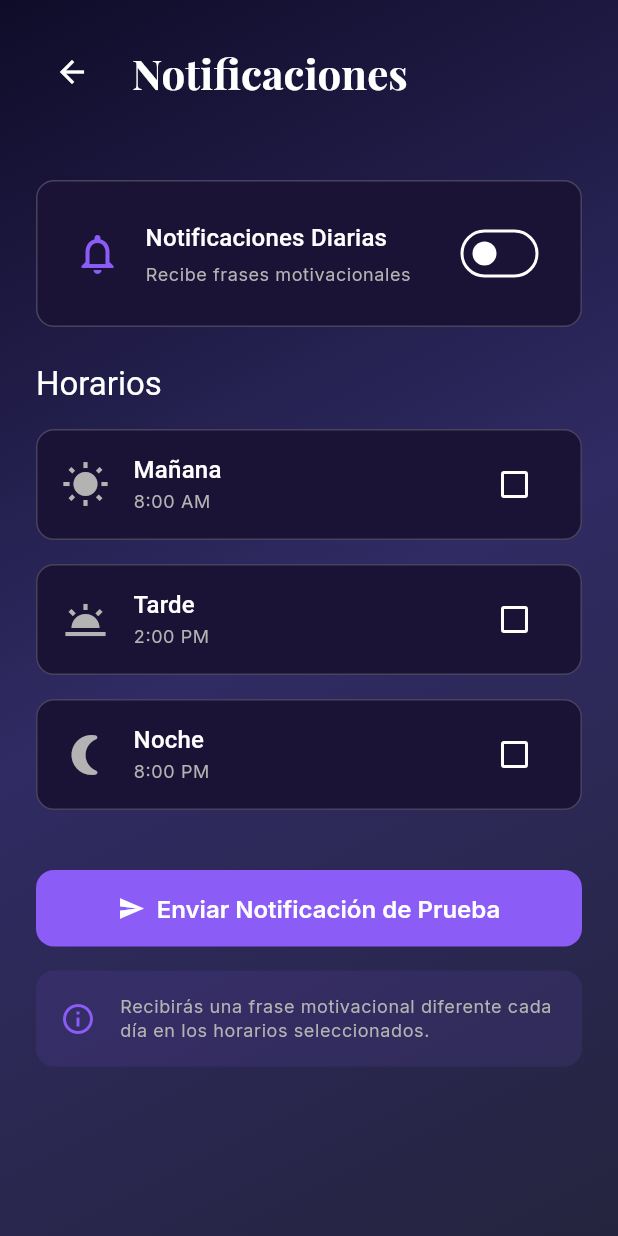
After one commit to Jesus-Jazisenot/motivation-pro, a Flutter app: the NotificationSettingsScreen screen opened directly, on a phone screen of 412 x 824 dp. The commit adds this screen. Run offline on Flutter 3.47's test engine with Material 3 defaults, Android fonts, the light colour scheme and no system bars; our stand-ins replace flutter_local_notifications, google_fonts, permission_handler, share_plus, shared_preferences, sqflite and 1 more; accounts and stored records are empty.

Commit message:
Add notification system with daily reminders

```diff
--- a/lib/main.dart
+++ b/lib/main.dart
@@ -4,9 +4,13 @@ import 'core/theme/app_theme.dart';
 import 'presentation/screens/splash_screen.dart';
 import 'data/database/database_helper.dart';
 import 'data/database/initial_quotes.dart';
+import 'core/services/notification_service.dart';
 
 void main() async {
   WidgetsFlutterBinding.ensureInitialized();
+
+  // Inicializar servicio de notificaciones
+  await NotificationService.instance.initialize();
 
   // Cargar frases iniciales en la base de datos
   await _loadInitialQuotes();
--- /dev/null
+++ b/lib/presentation/screens/notification_settings_screen.dart
@@ -0,0 +1,356 @@
+import 'package:flutter/material.dart';
+import '../../core/constants/app_colors.dart';
+import '../../core/constants/app_dimensions.dart';
+import '../../core/services/notification_service.dart';
+import 'package:shared_preferences/shared_preferences.dart';
+
+class NotificationSettingsScreen extends StatefulWidget {
+  const NotificationSettingsScreen({super.key});
+
+  @override
+  State<NotificationSettingsScreen> createState() =>
+      _NotificationSettingsScreenState();
+}
+
+class _NotificationSettingsScreenState
+    extends State<NotificationSettingsScreen> {
+  bool _notificationsEnabled = false;
+  List<String> _selectedTimes = [];
+  bool _isLoading = true;
+
+  @override
+  void initState() {
+    super.initState();
+    _loadSettings();
+  }
+
+  Future<void> _loadSettings() async {
+    final prefs = await SharedPreferences.getInstance();
+    setState(() {
+      _notificationsEnabled = prefs.getBool('notifications_enabled') ?? false;
+      _selectedTimes = prefs.getStringList('notification_times') ?? [];
+      _isLoading = false;
+    });
+  }
+
+  Future<void> _saveSettings() async {
+    final prefs = await SharedPreferences.getInstance();
+    await prefs.setBool('notifications_enabled', _notificationsEnabled);
+    await prefs.setStringList('notification_times', _selectedTimes);
+  }
+
+  Future<void> _toggleNotifications(bool value) async {
+    if (value) {
+      // Solicitar permisos
+      final hasPermission =
+          await NotificationService.instance.requestPermissions();
+
+      if (!hasPermission) {
+        if (mounted) {
+          ScaffoldMessenger.of(context).showSnackBar(
+            const SnackBar(
+              content: Text('Se necesitan permisos para enviar notificaciones'),
+              backgroundColor: AppColors.error,
+            ),
+          );
+        }
+        return;
+      }
+
+      // Programar notificaciones
+      if (_selectedTimes.isNotEmpty) {
+        await NotificationService.instance.scheduleMultipleNotifications(
+          times: _selectedTimes,
+        );
+      }
+    } else {
+      // Cancelar todas
+      await NotificationService.instance.cancelAllNotifications();
+    }
+
+    setState(() {
+      _notificationsEnabled = value;
+    });
+
+    await _saveSettings();
+
+    if (mounted) {
+      ScaffoldMessenger.of(context).showSnackBar(
+        SnackBar(
+          content: Text(
+            value
+                ? '✅ Notificaciones activadas'
+                : '🔕 Notificaciones desactivadas',
+          ),
+          backgroundColor: value ? AppColors.success : AppColors.textSecondary,
+        ),
+      );
+    }
+  }
+
+  Future<void> _toggleTime(String time) async {
+    setState(() {
+      if (_selectedTimes.contains(time)) {
+        _selectedTimes.remove(time);
+      } else {
+        _selectedTimes.add(time);
+      }
+    });
+
+    await _saveSettings();
+
+    if (_notificationsEnabled && _selectedTimes.isNotEmpty) {
+      await NotificationService.instance.scheduleMultipleNotifications(
+        times: _selectedTimes,
+      );
+    }
+  }
+
+  Future<void> _testNotification() async {
+    await NotificationService.instance.showInstantNotification(
+      title: '✨ Prueba de Notificación',
+      body: 'Si ves esto, las notificaciones funcionan correctamente.',
+    );
+
+    if (mounted) {
+      ScaffoldMessenger.of(context).showSnackBar(
+        const SnackBar(
+          content: Text('📬 Notificación de prueba enviada'),
+        ),
+      );
+    }
+  }
+
+  @override
+  Widget build(BuildContext context) {
+    return Scaffold(
+      body: Container(
+        decoration: const BoxDecoration(
+          gradient: LinearGradient(
+            begin: Alignment.topLeft,
+            end: Alignment.bottomRight,
+            colors: [
+              AppColors.backgroundDark,
+              AppColors.backgroundMid,
+              AppColors.backgroundLight,
+            ],
+          ),
+        ),
+        child: SafeArea(
+          child: _isLoading
+              ? const Center(
+                  child: CircularProgressIndicator(
+                    color: AppColors.primary,
+                  ),
+                )
+              : Column(
+                  children: [
+                    // Header
+                    Padding(
+                      padding: const EdgeInsets.all(AppDimensions.paddingL),
+                      child: Row(
+                        children: [
+                          IconButton(
+                            onPressed: () => Navigator.pop(context),
+                            icon: const Icon(Icons.arrow_back),
+                            color: AppColors.textPrimary,
+                          ),
+                          const SizedBox(width: AppDimensions.paddingM),
+                          Text(
+                            'Notificaciones',
+                            style: Theme.of(context).textTheme.headlineMedium,
+                          ),
+                        ],
+                      ),
+                    ),
+
+                    // Content
+                    Expanded(
+                      child: ListView(
+                        padding: const EdgeInsets.all(AppDimensions.paddingL),
+                        children: [
+                          // Activar/Desactivar
+                          Container(
+                            padding:
+                                const EdgeInsets.all(AppDimensions.paddingL),
+                            decoration: BoxDecoration(
+                              color: AppColors.surface,
+                              borderRadius: BorderRadius.circular(
+                                AppDimensions.radiusM,
+                              ),
+                              border: Border.all(
+                                color: AppColors.border,
+                                width: 1,
+                              ),
+                            ),
+                            child: Row(
+                              children: [
+                                Icon(
+                                  Icons.notifications_outlined,
+                                  color: AppColors.primary,
+                                  size: AppDimensions.iconL,
+                                ),
+                                const SizedBox(width: AppDimensions.paddingM),
+                                Expanded(
+                                  child: Column(
+                                    crossAxisAlignment:
+                                        CrossAxisAlignment.start,
+                                    children: [
+                                      Text(
+                                        'Notificaciones Diarias',
+                                        style: Theme.of(context)
+                                            .textTheme
+                                            .titleMedium,
+                                      ),
+                                      const SizedBox(height: 4),
+                                      Text(
+                                        'Recibe frases motivacionales',
+                                        style: Theme.of(context)
+                                            .textTheme
+                                            .bodySmall
+                                            ?.copyWith(
+                                              color: AppColors.textSecondary,
+                                            ),
+                                      ),
+                                    ],
+                                  ),
+                                ),
+                                Switch(
+                                  value: _notificationsEnabled,
+                                  onChanged: _toggleNotifications,
+                                  activeColor: AppColors.primary,
+                                ),
+                              ],
+                            ),
+                          ),
+
+                          const SizedBox(height: AppDimensions.paddingL),
+
+                          // Horarios
+                          Text(
+                            'Horarios',
+                            style: Theme.of(context).textTheme.titleLarge,
+                          ),
+
+                          const SizedBox(height: AppDimensions.paddingM),
+
+                          _buildTimeOption(
+                            icon: Icons.wb_sunny,
+                            title: 'Mañana',
+                            subtitle: '8:00 AM',
+                            time: 'morning',
+                          ),
+
+                          _buildTimeOption(
+                            icon: Icons.wb_twilight,
+                            title: 'Tarde',
+                            subtitle: '2:00 PM',
+                            time: 'afternoon',
+                          ),
+
+                          _buildTimeOption(
+                            icon: Icons.nightlight_round,
+                            title: 'Noche',
+                            subtitle: '8:00 PM',
+                            time: 'night',
+                          ),
+
+                          const SizedBox(height: AppDimensions.paddingL),
+
+                          // Botón de prueba
+                          ElevatedButton.icon(
+                            onPressed: _testNotification,
+                            icon: const Icon(Icons.send),
+                            label: const Text('Enviar Notificación de Prueba'),
+                            style: ElevatedButton.styleFrom(
+                              padding: const EdgeInsets.all(
+                                AppDimensions.paddingM,
+                              ),
+                            ),
+                          ),
+
+                          const SizedBox(height: AppDimensions.paddingM),
+
+                          // Info
+                          Container(
+                            padding:
+                                const EdgeInsets.all(AppDimensions.paddingM),
+                            decoration: BoxDecoration(
+                              color: AppColors.primary.withOpacity(0.1),
+                              borderRadius: BorderRadius.circular(
+                                AppDimensions.radiusM,
+                              ),
+                            ),
+                            child: Row(
+                              children: [
+                                Icon(
+                                  Icons.info_outline,
+                                  color: AppColors.primary,
+                                  size: AppDimensions.iconM,
+                                ),
+                                const SizedBox(width: AppDimensions.paddingM),
+                                Expanded(
+                                  child: Text(
+                                    'Recibirás una frase motivacional diferente cada día en los horarios seleccionados.',
+                                    style: Theme.of(context)
+                                        .textTheme
+                                        .bodySmall
+                                        ?.copyWith(
+                                          color: AppColors.textSecondary,
+                                        ),
+                                  ),
+                                ),
+                              ],
+                            ),
+                          ),
+                        ],
+                      ),
+                    ),
+                  ],
+                ),
+        ),
+      ),
+    );
+  }
+
+  Widget _buildTimeOption({
+    required IconData icon,
+    required String title,
+    required String subtitle,
+    required String time,
+  }) {
+    final isSelected = _selectedTimes.contains(time);
+
+    return Container(
+      margin: const EdgeInsets.only(bottom: AppDimensions.paddingM),
+      decoration: BoxDecoration(
+        color: AppColors.surface,
+        borderRadius: BorderRadius.circular(AppDimensions.radiusM),
+        border: Border.all(
+          color: isSelected ? AppColors.primary : AppColors.border,
+          width: isSelected ? 2 : 1,
+        ),
+      ),
+      child: CheckboxListTile(
+        value: isSelected,
+        onChanged: (value) => _toggleTime(time),
+        activeColor: AppColors.primary,
+        secondary: Icon(
+          icon,
+          color: isSelected ? AppColors.primary : AppColors.textSecondary,
+          size: AppDimensions.iconL,
+        ),
+        title: Text(
+          title,
+          style: Theme.of(context).textTheme.titleMedium,
+        ),
+        subtitle: Text(
+          subtitle,
+          style: Theme.of(context).textTheme.bodySmall?.copyWith(
+                color: AppColors.textSecondary,
+              ),
+        ),
+      ),
+    );
+  }
+}
```
Also changed, not shown: lib/core/services/notification_service.dart (added, +261 -0 lines), lib/presentation/screens/settings_screen.dart (+5 -4 lines), 1 other file.
